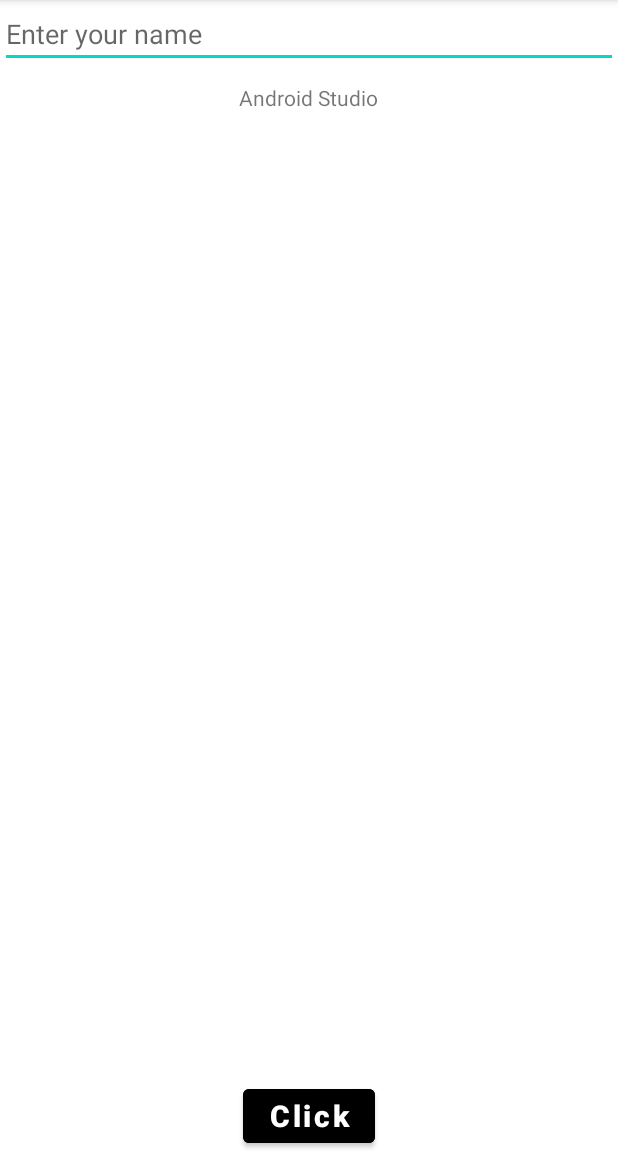
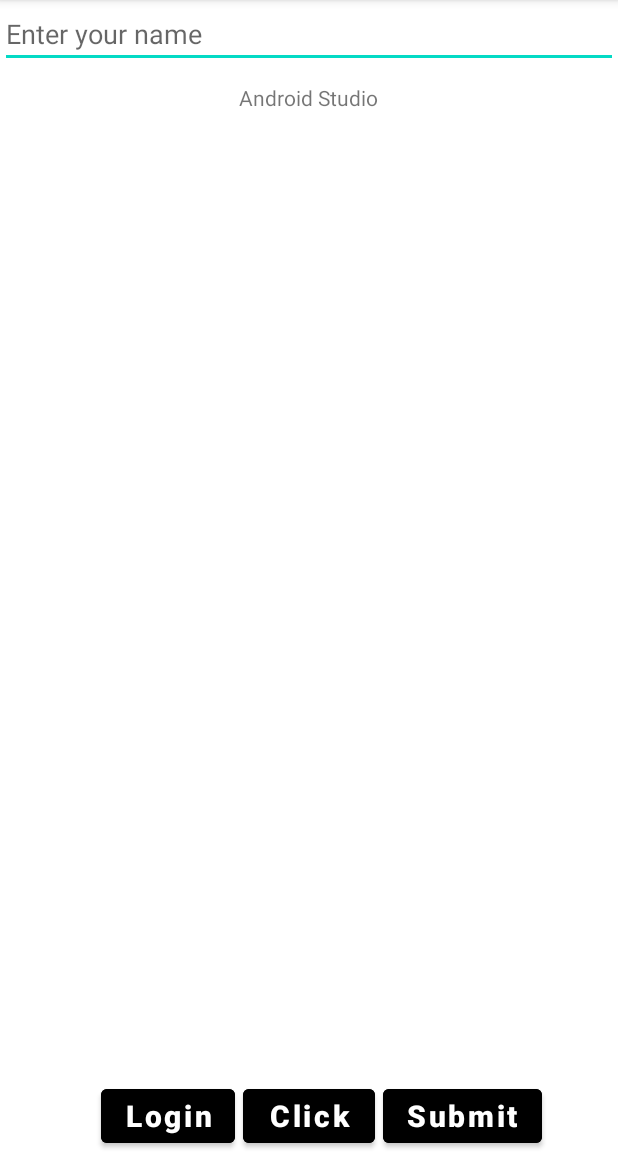
Before and after one commit to siddhantpatel01/AndroidConcept_TP_5a, an Android app: the screen it shows after launch (FirstActivity), on a phone screen of 412 x 824 dp, the part 84-1236 px from its top. Run offline under Robolectric (Android 15) with nearby library versions, the phone set to English and light mode, and no system bars.

Commit message:
Inheritance/ view initialisation

```diff
--- a/app/src/main/java/com/example/androidconcept_tp_5/FirstActivity.kt
+++ b/app/src/main/java/com/example/androidconcept_tp_5/FirstActivity.kt
@@ -1,15 +1,68 @@
 package com.example.androidconcept_tp_5
 
+import android.annotation.SuppressLint
+import android.content.Context
 import android.os.Bundle
 import android.util.Log
+import android.view.View
+import android.view.View.OnClickListener
+import android.widget.Button
+import android.widget.EditText
+import android.widget.TextView
+import android.widget.Toast
 import androidx.appcompat.app.AppCompatActivity
+import kotlin.math.log
 
-class FirstActivity: AppCompatActivity() {
+class FirstActivity: AppCompatActivity(), OnClickListener {
     val TAG: String = "FirstActivity"
+    private lateinit var btnClick: Button
+    private lateinit var btnSubmit: Button
+    private lateinit var btnLogin: Button
+
+    private lateinit var textDisplay: TextView
+    private lateinit var etInput: EditText
+    private lateinit var context: Context
+
     override fun onCreate(savedInstanceState: Bundle?) {
         super.onCreate(savedInstanceState)
         setContentView(R.layout.activity_first)
         Log.d(TAG, "onCreate()")
+
+        btnClick = findViewById(R.id.btn_click)
+        btnSubmit = findViewById(R.id.btn_submit)
+        btnLogin = findViewById(R.id.btn_login)
+
+        textDisplay = findViewById(R.id.tv_display)
+        etInput = findViewById(R.id.et_input)
+
+        context = this@FirstActivity
+
+//        btnClick.setOnClickListener(object: OnClickListener{
+//            override fun onClick(p0: View?) {
+//                TODO("Not yet implemented")
+//            }
+//
+//        })
+//
+//        btnSubmit.setOnClickListener(object: OnClickListener{
+//            override fun onClick(p0: View?) {
+//                TODO("Not yet implemented")
+//            }
+//
+//        })
+//
+//        btnLogin.setOnClickListener(object: OnClickListener{
+//            override fun onClick(p0: View?) {
+//                TODO("Not yet implemented")
+//            }
+//
+//        })
+
+        btnClick.setOnClickListener(this)
+        btnSubmit.setOnClickListener(this)
+        btnLogin.setOnClickListener(this)
+
+
     }
 
     override fun onStart() {
@@ -41,4 +94,21 @@ class FirstActivity: AppCompatActivity() {
         super.onDestroy()
         Log.d(TAG, "onDestroy()")
     }
+
+    override fun onClick(view: View?) {
+        when(view?.id){
+            R.id.btn_click ->{
+                Toast.makeText(this@FirstActivity, " You have click cleck button", Toast.LENGTH_LONG).show()
+            }
+
+            R.id.btn_submit ->{
+                Toast.makeText(context,  btnSubmit.text.toString(), Toast.LENGTH_SHORT).show()
+            }
+
+            R.id.btn_login ->{
+                Toast.makeText(context, btnLogin.text.toString(), Toast.LENGTH_SHORT).show()
+            }
+        }
+    }
+
 }
--- a/app/src/main/java/com/example/androidconcept_tp_5/kotlinConcepts/A.kt
+++ /dev/null
@@ -1,4 +0,0 @@
-package com.example.androidconcept_tp_5.kotlinConcepts
-
-class A : FunctionDemo() {
-}
--- a/app/src/main/res/layout/activity_first.xml
+++ b/app/src/main/res/layout/activity_first.xml
@@ -14,7 +14,7 @@
          android:layout_width="wrap_content"
          android:layout_height="wrap_content"
          android:id="@+id/btn_click"
-         android:text="@string/btn_click"
+         android:text="Click"
          android:textAllCaps="false"
          android:textSize="@dimen/btn_txt_size"
          android:textColor="@color/white"
@@ -25,6 +25,38 @@
          android:layout_centerHorizontal="true"
          android:layout_alignParentBottom="true"
          />
+    <Button
+        android:layout_width="wrap_content"
+        android:layout_height="wrap_content"
+        android:id="@+id/btn_submit"
+        android:text="Submit"
+        android:textAllCaps="false"
+        android:textSize="@dimen/btn_txt_size"
+        android:textColor="@color/white"
+        android:textStyle="bold"
+        android:backgroundTint="@color/black"
+        android:layout_marginRight="5dp"
+        android:layout_gravity="center_horizontal"
+        android:layout_centerHorizontal="true"
+        android:layout_alignParentBottom="true"
+        android:layout_toRightOf="@id/btn_click"
+        />
+    <Button
+        android:layout_width="wrap_content"
+        android:layout_height="wrap_content"
+        android:id="@+id/btn_login"
+        android:text="Login"
+        android:textAllCaps="false"
+        android:textSize="@dimen/btn_txt_size"
+        android:textColor="@color/white"
+        android:textStyle="bold"
+        android:backgroundTint="@color/black"
+        android:layout_marginRight="5dp"
+        android:layout_gravity="center_horizontal"
+        android:layout_centerHorizontal="true"
+        android:layout_alignParentBottom="true"
+        android:layout_toLeftOf="@id/btn_click"
+        />
 
     <TextView
         android:layout_width="wrap_content"
```
Also changed, not shown: app/src/main/java/com/example/androidconcept_tp_5/kotlinConcepts/Child.kt (added, +11 -0 lines), app/src/main/java/com/example/androidconcept_tp_5/kotlinConcepts/FunctionDemo.kt (+21 -4 lines), app/src/main/java/com/example/androidconcept_tp_5/kotlinConcepts/Parent.kt (added, +7 -0 lines), app/src/main/java/com/example/androidconcept_tp_5/kotlinConcepts/Test.kt (+17 -3 lines).
